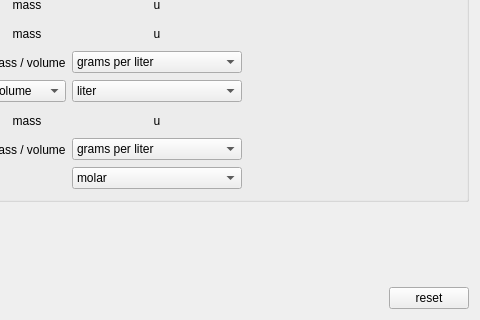
KDE/kalzium, file src/calculator/concCalculator.ui: the form before one commit; both pictures show x 401 to 881 and y 180 to 500 of the 881 by 500 pixel window.
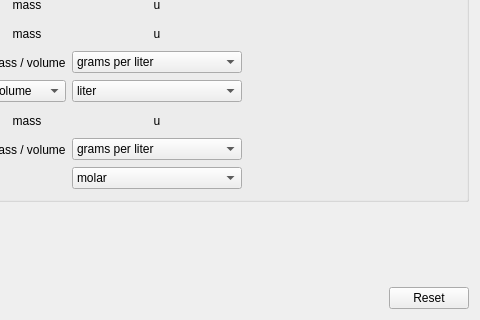
The form after the commit. Custom widgets are drawn as their Qt base class.

```diff
--- a/src/calculator/concCalculator.ui
+++ b/src/calculator/concCalculator.ui
@@ -664,7 +664,7 @@
      <item>
       <widget class="QPushButton" name="reset">
        <property name="text">
-        <string>reset</string>
+        <string>Reset</string>
        </property>
       </widget>
      </item>
```
